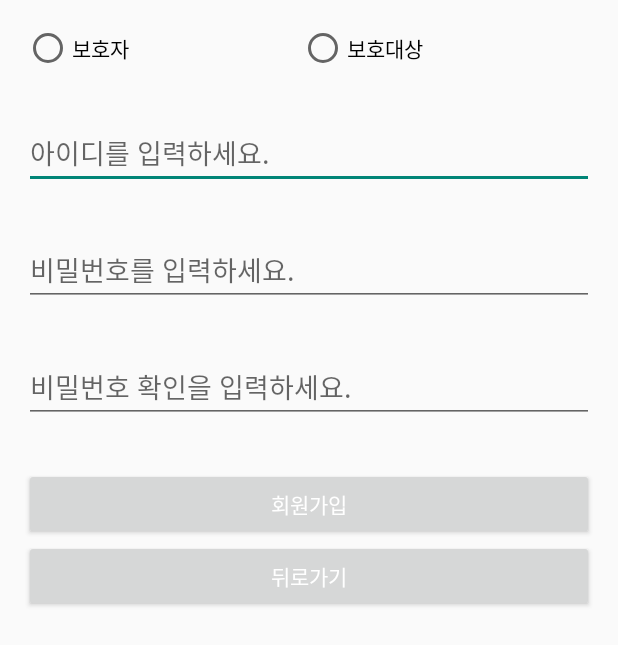
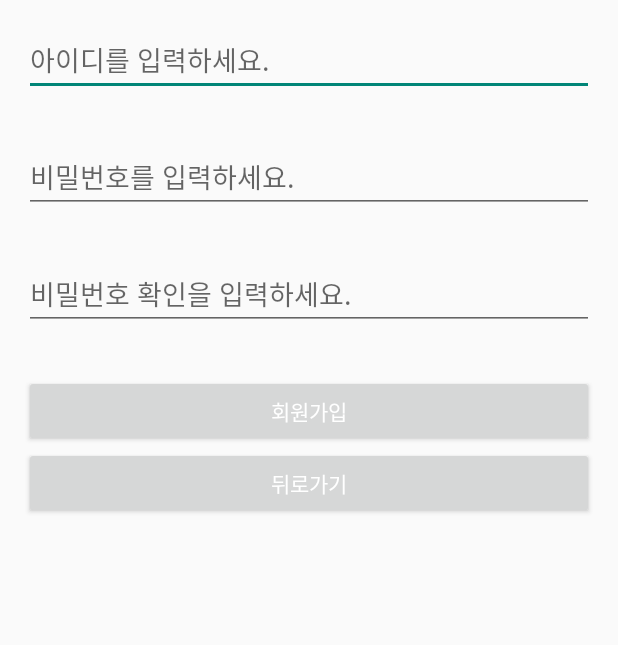
Before and after one commit to UBIBIK/GGWP, an Android app: the layout sign_up_main.xml on its own in the app's theme, with its tools: preview values and no code run, on a phone screen of 412 x 824 dp. Shown: the top 645 px of the screen. Run offline under Robolectric (Android 15) with nearby library versions, the phone set to English and light mode, and no system bars.

Commit message:
Initial commit

```diff
--- a/app/src/main/AndroidManifest.xml
+++ b/app/src/main/AndroidManifest.xml
@@ -21,6 +21,9 @@
                 <category android:name="android.intent.category.LAUNCHER" />
             </intent-filter>
         </activity>
+        <activity android:name=".sign_up_main">
+
+        </activity>
     </application>
 
 </manifest>
--- a/app/src/main/res/layout/activity_main.xml
+++ b/app/src/main/res/layout/activity_main.xml
@@ -43,6 +43,7 @@
         </Button>
 
         <Button
+            android:id="@+id/sign_up"
             android:layout_width="wrap_content"
             android:layout_height="wrap_content"
             android:layout_weight="3"
--- a/app/src/main/res/layout/sign_up_main.xml
+++ b/app/src/main/res/layout/sign_up_main.xml
@@ -6,28 +6,6 @@
     android:layout_height="match_parent"
     android:orientation="vertical"
     android:padding="16dp">
-
-    <RadioGroup
-        android:id="@+id/radioGroupRole"
-        android:layout_width="match_parent"
-        android:layout_height="wrap_content"
-        android:orientation="horizontal"
-        android:layout_marginBottom="30dp">
-
-        <RadioButton
-            android:id="@+id/radioButtonGuardian"
-            android:layout_width="wrap_content"
-            android:layout_height="wrap_content"
-            android:layout_weight="1"
-            android:text="보호자" />
-
-        <RadioButton
-            android:id="@+id/radioButtonProtected"
-            android:layout_width="wrap_content"
-            android:layout_height="wrap_content"
-            android:layout_weight="1"
-            android:text="보호대상" />
-    </RadioGroup>
 
     <!-- 아이디 입력 필드 -->
     <EditText
@@ -64,10 +42,12 @@
         android:text="회원가입"
         android:textColor="#FFFFFF"/> <!-- 글자색 변경 필요 -->
 
+    <!-- 뒤로가기 버튼 -->
     <Button
-        android:id="@+id/buttonGoBack"
+        android:id="@+id/sign_up_back"
         android:layout_width="match_parent"
         android:layout_height="wrap_content"
         android:text="뒤로가기"
         android:textColor="#FFFFFF"/>
+
 </LinearLayout>
```
Also changed, not shown: app/src/main/java/com/example/guardiango/MainActivity.java (+12 -1 lines), app/src/main/java/com/example/guardiango/sign_up_main.java (added, +23 -0 lines).
